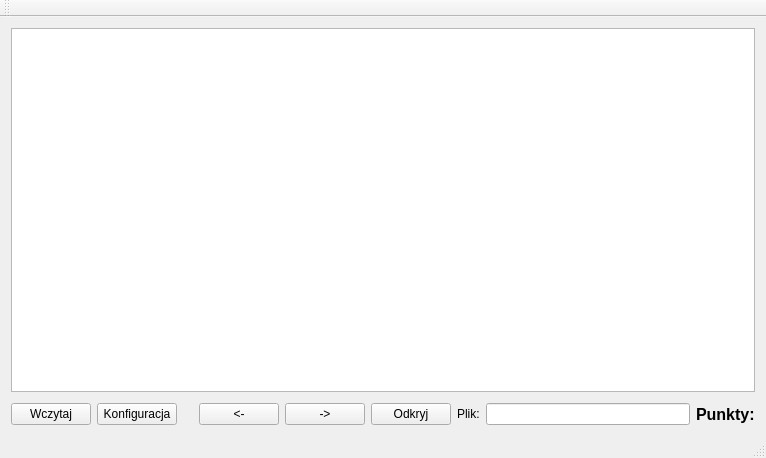
First picture: the form in mainwindow.ui, repository OtoshigamiX/SquareQuizzer, before the edit.
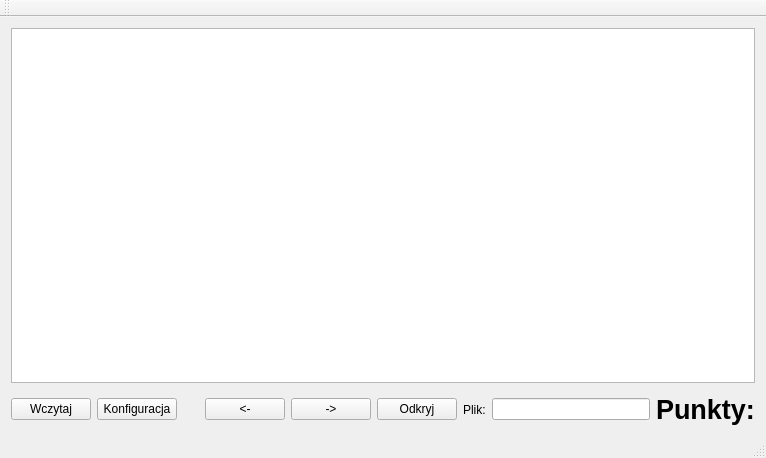
Second picture: the form after the edit.

Commit message: Increased font size

```diff
--- a/mainwindow.ui
+++ b/mainwindow.ui
@@ -51,7 +51,7 @@
        <widget class="QLabel" name="questionNumLabel">
         <property name="font">
          <font>
-          <pointsize>12</pointsize>
+          <pointsize>20</pointsize>
           <bold>true</bold>
          </font>
         </property>
@@ -95,7 +95,7 @@
        <widget class="QLabel" name="pointLabel">
         <property name="font">
          <font>
-          <pointsize>12</pointsize>
+          <pointsize>20</pointsize>
           <bold>true</bold>
          </font>
         </property>
```
